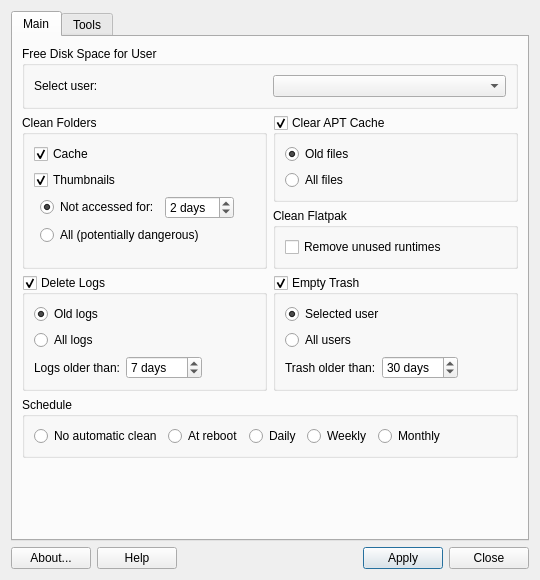
Before: the Qt Designer form mx-cleanup/mainwindow.ui in q4os/mxtools-for-debian, drawn with Qt 5.
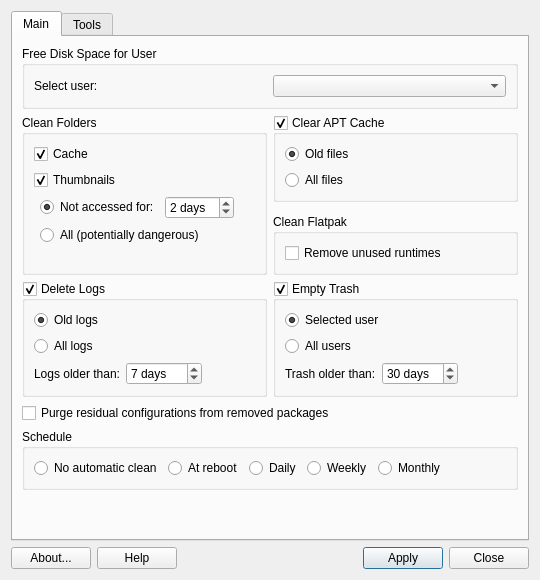
After: the same form once the commit is applied. Icons and pictures are not drawn.

Diff of the .ui file:
```diff
--- a/mx-cleanup/mainwindow.ui
+++ b/mx-cleanup/mainwindow.ui
@@ -24,7 +24,96 @@
        <string>Main</string>
       </attribute>
       <layout class="QGridLayout" name="mainTabLayout">
-       <item row="3" column="1">
+       <item row="6" column="1">
+        <widget class="QGroupBox" name="groupBoxTrash">
+         <property name="sizePolicy">
+          <sizepolicy hsizetype="Expanding" vsizetype="Preferred">
+           <horstretch>0</horstretch>
+           <verstretch>0</verstretch>
+          </sizepolicy>
+         </property>
+         <property name="title">
+          <string>Empty Trash</string>
+         </property>
+         <property name="checkable">
+          <bool>true</bool>
+         </property>
+         <layout class="QGridLayout">
+          <item row="2" column="0">
+           <widget class="QLabel" name="labelTrashOlder">
+            <property name="text">
+             <string>Trash older than:</string>
+            </property>
+           </widget>
+          </item>
+          <item row="1" column="0" colspan="3">
+           <widget class="QRadioButton" name="radioAllUsers">
+            <property name="sizePolicy">
+             <sizepolicy hsizetype="Expanding" vsizetype="Fixed">
+              <horstretch>0</horstretch>
+              <verstretch>0</verstretch>
+             </sizepolicy>
+            </property>
+            <property name="text">
+             <string>All users</string>
+            </property>
+            <attribute name="buttonGroup">
+             <string notr="true">buttonGroupTrash</string>
+            </attribute>
+           </widget>
+          </item>
+          <item row="2" column="2">
+           <spacer>
+            <property name="orientation">
+             <enum>Qt::Horizontal</enum>
+            </property>
+            <property name="sizeHint" stdset="0">
+             <size>
+              <width>0</width>
+              <height>0</height>
+             </size>
+            </property>
+           </spacer>
+          </item>
+          <item row="0" column="0" colspan="3">
+           <widget class="QRadioButton" name="radioSelectedUser">
+            <property name="sizePolicy">
+             <sizepolicy hsizetype="Expanding" vsizetype="Fixed">
+              <horstretch>0</horstretch>
+              <verstretch>0</verstretch>
+             </sizepolicy>
+            </property>
+            <property name="autoFillBackground">
+             <bool>false</bool>
+            </property>
+            <property name="text">
+             <string>Selected user</string>
+            </property>
+            <property name="checked">
+             <bool>true</bool>
+            </property>
+            <attribute name="buttonGroup">
+             <string notr="true">buttonGroupTrash</string>
+            </attribute>
+           </widget>
+          </item>
+          <item row="2" column="1">
+           <widget class="QSpinBox" name="spinBoxTrash">
+            <property name="suffix">
+             <string> days</string>
+            </property>
+            <property name="maximum">
+             <number>365</number>
+            </property>
+            <property name="value">
+             <number>30</number>
+            </property>
+           </widget>
+          </item>
+         </layout>
+        </widget>
+       </item>
+       <item row="4" column="1">
         <widget class="QGroupBox" name="groupBoxFlatpak">
          <property name="sizePolicy">
           <sizepolicy hsizetype="Expanding" vsizetype="Preferred">
@@ -46,255 +135,7 @@
          </layout>
         </widget>
        </item>
-       <item row="0" column="0" colspan="2">
-        <widget class="QGroupBox" name="groupBoxUser">
-         <property name="sizePolicy">
-          <sizepolicy hsizetype="Expanding" vsizetype="Preferred">
-           <horstretch>0</horstretch>
-           <verstretch>0</verstretch>
-          </sizepolicy>
-         </property>
-         <property name="title">
-          <string>Free Disk Space for User</string>
-         </property>
-         <layout class="QHBoxLayout">
-          <item>
-           <widget class="QLabel" name="labelUserClean">
-            <property name="sizePolicy">
-             <sizepolicy hsizetype="Expanding" vsizetype="Preferred">
-              <horstretch>0</horstretch>
-              <verstretch>0</verstretch>
-             </sizepolicy>
-            </property>
-            <property name="toolTip">
-             <string>Select user to repair</string>
-            </property>
-            <property name="text">
-             <string>Select user:</string>
-            </property>
-           </widget>
-          </item>
-          <item>
-           <widget class="QComboBox" name="comboUserClean">
-            <property name="sizePolicy">
-             <sizepolicy hsizetype="Expanding" vsizetype="Minimum">
-              <horstretch>0</horstretch>
-              <verstretch>0</verstretch>
-             </sizepolicy>
-            </property>
-            <property name="toolTip">
-             <string>Select user to repair</string>
-            </property>
-           </widget>
-          </item>
-         </layout>
-        </widget>
-       </item>
-       <item row="2" column="0" rowspan="2">
-        <widget class="QGroupBox" name="groupBoxFolders">
-         <property name="sizePolicy">
-          <sizepolicy hsizetype="Expanding" vsizetype="Preferred">
-           <horstretch>0</horstretch>
-           <verstretch>0</verstretch>
-          </sizepolicy>
-         </property>
-         <property name="title">
-          <string>Clean Folders</string>
-         </property>
-         <layout class="QGridLayout">
-          <item row="0" column="0" colspan="4">
-           <widget class="QCheckBox" name="checkCache">
-            <property name="sizePolicy">
-             <sizepolicy hsizetype="Expanding" vsizetype="Fixed">
-              <horstretch>0</horstretch>
-              <verstretch>0</verstretch>
-             </sizepolicy>
-            </property>
-            <property name="text">
-             <string>Cache</string>
-            </property>
-            <property name="checked">
-             <bool>true</bool>
-            </property>
-           </widget>
-          </item>
-          <item row="4" column="2">
-           <spacer>
-            <property name="orientation">
-             <enum>Qt::Vertical</enum>
-            </property>
-            <property name="sizeHint" stdset="0">
-             <size>
-              <width>0</width>
-              <height>0</height>
-             </size>
-            </property>
-           </spacer>
-          </item>
-          <item row="1" column="0" colspan="4">
-           <widget class="QCheckBox" name="checkThumbs">
-            <property name="sizePolicy">
-             <sizepolicy hsizetype="Expanding" vsizetype="Fixed">
-              <horstretch>0</horstretch>
-              <verstretch>0</verstretch>
-             </sizepolicy>
-            </property>
-            <property name="text">
-             <string>Thumbnails</string>
-            </property>
-            <property name="checked">
-             <bool>true</bool>
-            </property>
-           </widget>
-          </item>
-          <item row="2" column="3">
-           <spacer>
-            <property name="orientation">
-             <enum>Qt::Horizontal</enum>
-            </property>
-            <property name="sizeHint" stdset="0">
-             <size>
-              <width>0</width>
-              <height>0</height>
-             </size>
-            </property>
-           </spacer>
-          </item>
-          <item row="2" column="1">
-           <widget class="QRadioButton" name="radioSaferCache">
-            <property name="text">
-             <string>Not accessed for:</string>
-            </property>
-            <property name="checked">
-             <bool>true</bool>
-            </property>
-           </widget>
-          </item>
-          <item row="2" column="2">
-           <widget class="QSpinBox" name="spinCache">
-            <property name="suffix">
-             <string> days</string>
-            </property>
-            <property name="minimum">
-             <number>1</number>
-            </property>
-            <property name="value">
-             <number>2</number>
-            </property>
-           </widget>
-          </item>
-          <item row="3" column="1" colspan="2">
-           <widget class="QRadioButton" name="radioAllCache">
-            <property name="text">
-             <string>All (potentially dangerous)</string>
-            </property>
-           </widget>
-          </item>
-         </layout>
-        </widget>
-       </item>
-       <item row="4" column="0">
-        <widget class="QGroupBox" name="groupBoxLogs">
-         <property name="sizePolicy">
-          <sizepolicy hsizetype="Expanding" vsizetype="Preferred">
-           <horstretch>0</horstretch>
-           <verstretch>0</verstretch>
-          </sizepolicy>
-         </property>
-         <property name="title">
-          <string>Delete Logs</string>
-         </property>
-         <property name="checkable">
-          <bool>true</bool>
-         </property>
-         <layout class="QGridLayout">
-          <item row="1" column="0">
-           <widget class="QRadioButton" name="radioAllLogs">
-            <property name="sizePolicy">
-             <sizepolicy hsizetype="Expanding" vsizetype="Fixed">
-              <horstretch>0</horstretch>
-              <verstretch>0</verstretch>
-             </sizepolicy>
-            </property>
-            <property name="text">
-             <string>All logs</string>
-            </property>
-            <property name="checked">
-             <bool>false</bool>
-            </property>
-            <property name="autoExclusive">
-             <bool>true</bool>
-            </property>
-            <attribute name="buttonGroup">
-             <string notr="true">buttonGroupLogs</string>
-            </attribute>
-           </widget>
-          </item>
-          <item row="2" column="1">
-           <widget class="QSpinBox" name="spinBoxLogs">
-            <property name="suffix">
-             <string> days</string>
-            </property>
-            <property name="prefix">
-             <string/>
-            </property>
-            <property name="minimum">
-             <number>0</number>
-            </property>
-            <property name="maximum">
-             <number>365</number>
-            </property>
-            <property name="value">
-             <number>7</number>
-            </property>
-           </widget>
-          </item>
-          <item row="2" column="2">
-           <spacer>
-            <property name="orientation">
-             <enum>Qt::Horizontal</enum>
-            </property>
-            <property name="sizeHint" stdset="0">
-             <size>
-              <width>0</width>
-              <height>0</height>
-             </size>
-            </property>
-           </spacer>
-          </item>
-          <item row="2" column="0">
-           <widget class="QLabel" name="labelLogsOlder">
-            <property name="text">
-             <string>Logs older than:</string>
-            </property>
-           </widget>
-          </item>
-          <item row="0" column="0">
-           <widget class="QRadioButton" name="radioOldLogs">
-            <property name="sizePolicy">
-             <sizepolicy hsizetype="Expanding" vsizetype="Fixed">
-              <horstretch>0</horstretch>
-              <verstretch>0</verstretch>
-             </sizepolicy>
-            </property>
-            <property name="text">
-             <string>Old logs</string>
-            </property>
-            <property name="checked">
-             <bool>true</bool>
-            </property>
-            <property name="autoExclusive">
-             <bool>true</bool>
-            </property>
-            <attribute name="buttonGroup">
-             <string notr="true">buttonGroupLogs</string>
-            </attribute>
-           </widget>
-          </item>
-         </layout>
-        </widget>
-       </item>
-       <item row="5" column="0" colspan="2">
+       <item row="8" column="0" colspan="2">
         <widget class="QGroupBox" name="groupBoxSchedule">
          <property name="title">
           <string>Schedule</string>
@@ -410,8 +251,8 @@
          </layout>
         </widget>
        </item>
-       <item row="4" column="1">
-        <widget class="QGroupBox" name="groupBoxTrash">
+       <item row="6" column="0">
+        <widget class="QGroupBox" name="groupBoxLogs">
          <property name="sizePolicy">
           <sizepolicy hsizetype="Expanding" vsizetype="Preferred">
            <horstretch>0</horstretch>
@@ -419,21 +260,14 @@
           </sizepolicy>
          </property>
          <property name="title">
-          <string>Empty Trash</string>
+          <string>Delete Logs</string>
          </property>
          <property name="checkable">
           <bool>true</bool>
          </property>
          <layout class="QGridLayout">
-          <item row="2" column="0">
-           <widget class="QLabel" name="labelTrashOlder">
-            <property name="text">
-             <string>Trash older than:</string>
-            </property>
-           </widget>
-          </item>
-          <item row="1" column="0" colspan="3">
-           <widget class="QRadioButton" name="radioAllUsers">
+          <item row="1" column="0">
+           <widget class="QRadioButton" name="radioAllLogs">
             <property name="sizePolicy">
              <sizepolicy hsizetype="Expanding" vsizetype="Fixed">
               <horstretch>0</horstretch>
@@ -441,41 +275,12 @@
              </sizepolicy>
             </property>
             <property name="text">
-             <string>All users</string>
+             <string>All logs</string>
             </property>
-            <attribute name="buttonGroup">
-             <string notr="true">buttonGroupTrash</string>
-            </attribute>
-           </widget>
-          </item>
-          <item row="2" column="2">
-           <spacer>
-            <property name="orientation">
-             <enum>Qt::Horizontal</enum>
-            </property>
-            <property name="sizeHint" stdset="0">
-             <size>
-              <width>0</width>
-              <height>0</height>
-             </size>
-            </property>
-           </spacer>
-          </item>
-          <item row="0" column="0" colspan="3">
-           <widget class="QRadioButton" name="radioSelectedUser">
-            <property name="sizePolicy">
-             <sizepolicy hsizetype="Expanding" vsizetype="Fixed">
-              <horstretch>0</horstretch>
-              <verstretch>0</verstretch>
-             </sizepolicy>
-            </property>
-            <property name="autoFillBackground">
+            <property name="checked">
              <bool>false</bool>
             </property>
-            <property name="text">
-             <string>Selected user</string>
-            </property>
-            <property name="checked">
+            <property name="autoExclusive">
              <bool>true</bool>
             </property>
             <attribute name="buttonGroup">
@@ -484,22 +289,217 @@
            </widget>
           </item>
           <item row="2" column="1">
-           <widget class="QSpinBox" name="spinBoxTrash">
+           <widget class="QSpinBox" name="spinBoxLogs">
             <property name="suffix">
              <string> days</string>
             </property>
+            <property name="prefix">
+             <string/>
+            </property>
+            <property name="minimum">
+             <number>0</number>
+            </property>
             <property name="maximum">
              <number>365</number>
             </property>
             <property name="value">
-             <number>30</number>
+             <number>7</number>
             </property>
            </widget>
           </item>
+          <item row="2" column="2">
+           <spacer>
+            <property name="orientation">
+             <enum>Qt::Horizontal</enum>
+            </property>
+            <property name="sizeHint" stdset="0">
+             <size>
+              <width>0</width>
+              <height>0</height>
+             </size>
+            </property>
+           </spacer>
+          </item>
+          <item row="2" column="0">
+           <widget class="QLabel" name="labelLogsOlder">
+            <property name="text">
+             <string>Logs older than:</string>
+            </property>
+           </widget>
+          </item>
+          <item row="0" column="0">
+           <widget class="QRadioButton" name="radioOldLogs">
+            <property name="sizePolicy">
+             <sizepolicy hsizetype="Expanding" vsizetype="Fixed">
+              <horstretch>0</horstretch>
+              <verstretch>0</verstretch>
+             </sizepolicy>
+            </property>
+            <property name="text">
+             <string>Old logs</string>
+            </property>
+            <property name="checked">
+             <bool>true</bool>
+            </property>
+            <property name="autoExclusive">
+             <bool>true</bool>
+            </property>
+            <attribute name="buttonGroup">
+             <string notr="true">buttonGroupLogs</string>
+            </attribute>
+           </widget>
+          </item>
          </layout>
         </widget>
        </item>
-       <item row="6" column="0" colspan="2">
+       <item row="2" column="0" rowspan="3">
+        <widget class="QGroupBox" name="groupBoxFolders">
+         <property name="sizePolicy">
+          <sizepolicy hsizetype="Expanding" vsizetype="Preferred">
+           <horstretch>0</horstretch>
+           <verstretch>0</verstretch>
+          </sizepolicy>
+         </property>
+         <property name="title">
+          <string>Clean Folders</string>
+         </property>
+         <layout class="QGridLayout">
+          <item row="0" column="0" colspan="4">
+           <widget class="QCheckBox" name="checkCache">
+            <property name="sizePolicy">
+             <sizepolicy hsizetype="Expanding" vsizetype="Fixed">
+              <horstretch>0</horstretch>
+              <verstretch>0</verstretch>
+             </sizepolicy>
+            </property>
+            <property name="text">
+             <string>Cache</string>
+            </property>
+            <property name="checked">
+             <bool>true</bool>
+            </property>
+           </widget>
+          </item>
+          <item row="4" column="2">
+           <spacer>
+            <property name="orientation">
+             <enum>Qt::Vertical</enum>
+            </property>
+            <property name="sizeHint" stdset="0">
+             <size>
+              <width>0</width>
+              <height>0</height>
+             </size>
+            </property>
+           </spacer>
+          </item>
+          <item row="1" column="0" colspan="4">
+           <widget class="QCheckBox" name="checkThumbs">
+            <property name="sizePolicy">
+             <sizepolicy hsizetype="Expanding" vsizetype="Fixed">
+              <horstretch>0</horstretch>
+              <verstretch>0</verstretch>
+             </sizepolicy>
+            </property>
+            <property name="text">
+             <string>Thumbnails</string>
+            </property>
+            <property name="checked">
+             <bool>true</bool>
+            </property>
+           </widget>
+          </item>
+          <item row="2" column="3">
+           <spacer>
+            <property name="orientation">
+             <enum>Qt::Horizontal</enum>
+            </property>
+            <property name="sizeHint" stdset="0">
+             <size>
+              <width>0</width>
+              <height>0</height>
+             </size>
+            </property>
+           </spacer>
+          </item>
+          <item row="2" column="1">
+           <widget class="QRadioButton" name="radioSaferCache">
+            <property name="text">
+             <string>Not accessed for:</string>
+            </property>
+            <property name="checked">
+             <bool>true</bool>
+            </property>
+           </widget>
+          </item>
+          <item row="2" column="2">
+           <widget class="QSpinBox" name="spinCache">
+            <property name="suffix">
+             <string> days</string>
+            </property>
+            <property name="minimum">
+             <number>1</number>
+            </property>
+            <property name="value">
+             <number>2</number>
+            </property>
+           </widget>
+          </item>
+          <item row="3" column="1" colspan="2">
+           <widget class="QRadioButton" name="radioAllCache">
+            <property name="text">
+             <string>All (potentially dangerous)</string>
+            </property>
+           </widget>
+          </item>
+         </layout>
+        </widget>
+       </item>
+       <item row="0" column="0" colspan="2">
+        <widget class="QGroupBox" name="groupBoxUser">
+         <property name="sizePolicy">
+          <sizepolicy hsizetype="Expanding" vsizetype="Preferred">
+           <horstretch>0</horstretch>
+           <verstretch>0</verstretch>
+          </sizepolicy>
+         </property>
+         <property name="title">
+          <string>Free Disk Space for User</string>
+         </property>
+         <layout class="QHBoxLayout">
+          <item>
+           <widget class="QLabel" name="labelUserClean">
+            <property name="sizePolicy">
+             <sizepolicy hsizetype="Expanding" vsizetype="Preferred">
+              <horstretch>0</horstretch>
+              <verstretch>0</verstretch>
+             </sizepolicy>
+            </property>
+            <property name="toolTip">
+             <string>Select user to repair</string>
+            </property>
+            <property name="text">
+             <string>Select user:</string>
+            </property>
+           </widget>
+          </item>
+          <item>
+           <widget class="QComboBox" name="comboUserClean">
+            <property name="sizePolicy">
+             <sizepolicy hsizetype="Expanding" vsizetype="Minimum">
+              <horstretch>0</horstretch>
+              <verstretch>0</verstretch>
+             </sizepolicy>
+            </property>
+            <property name="toolTip">
+             <string>Select user to repair</string>
+            </property>
+           </widget>
+          </item>
+         </layout>
+        </widget>
+       </item>
+       <item row="9" column="0" colspan="2">
         <spacer>
          <property name="orientation">
           <enum>Qt::Vertical</enum>
@@ -512,6 +512,26 @@
          </property>
         </spacer>
        </item>
+       <item row="10" column="0">
+        <spacer name="verticalSpacer">
+         <property name="orientation">
+          <enum>Qt::Vertical</enum>
+         </property>
+         <property name="sizeHint" stdset="0">
+          <size>
+           <width>20</width>
+           <height>0</height>
+          </size>
+         </property>
+        </spacer>
+       </item>
+       <item row="7" column="0" colspan="2">
+        <widget class="QCheckBox" name="checkPurge">
+         <property name="text">
+          <string>Purge residual configurations from removed packages</string>
+         </property>
+        </widget>
+       </item>
       </layout>
      </widget>
      <widget class="QWidget" name="tabTools">
```
Left out of the diff: 4 changed lines with no effect on the pictures.
